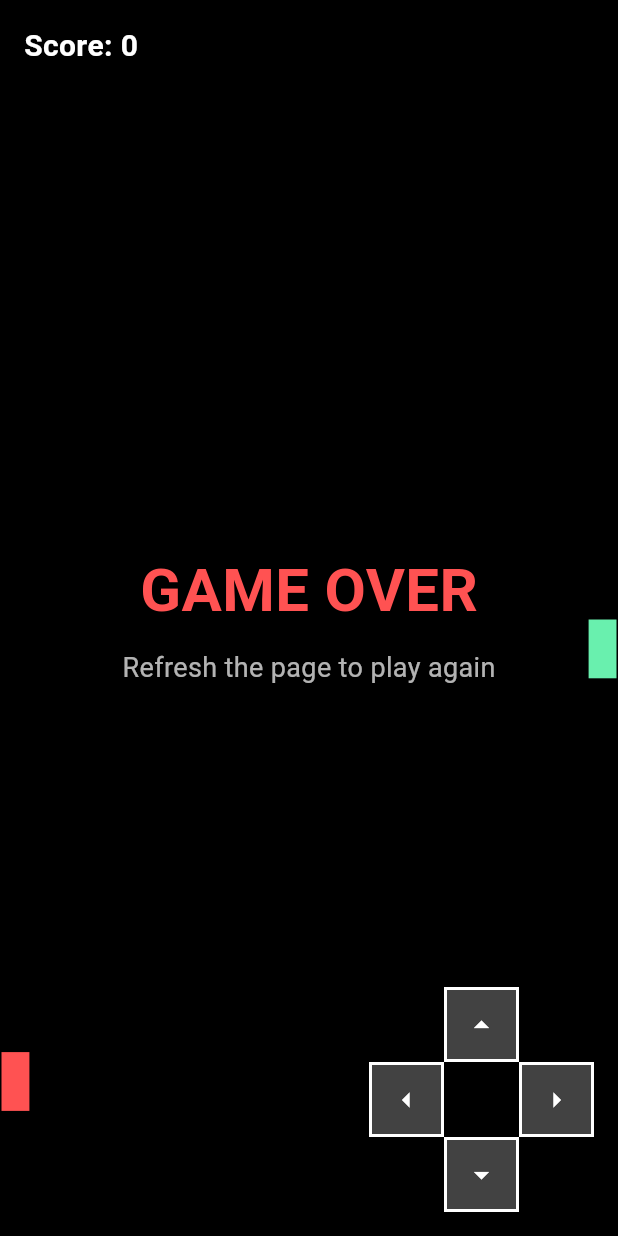
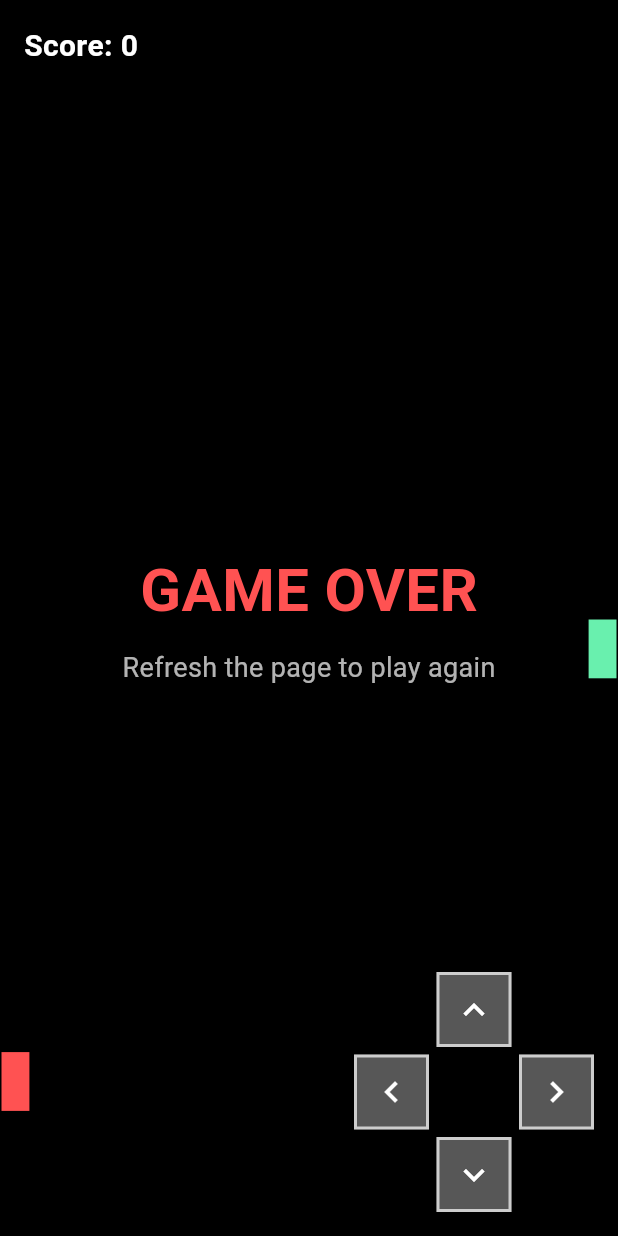
Before and after one commit to IvanPetrovicCyberUnited/flutter_snake_game, a Flutter app: the screen it shows after launch, on a phone screen of 412 x 824 dp. Run offline on Flutter 3.47's test engine with Material 3 defaults, Android fonts, the phone set to English and light mode, and no system bars; our stand-ins replace audioplayers.

Commit message:
add d-pad

```diff
--- a/lib/dpad.dart
+++ b/lib/dpad.dart
@@ -1,5 +1,4 @@
 import 'package:flutter/material.dart';
-
 import 'direction.dart';
 
 class RetroDPad extends StatelessWidget {
@@ -12,10 +11,13 @@ class RetroDPad extends StatelessWidget {
       onTap: () => onDirection(dir),
       child: Container(
         decoration: BoxDecoration(
-          color: Colors.grey.shade800,
-          border: Border.all(color: Colors.white, width: 2),
+          color: Colors.grey.shade700.withOpacity(0.9),
+          shape: BoxShape.rectangle,
+          border: Border.all(color: Colors.white70, width: 2),
         ),
-        child: Icon(icon, color: Colors.white),
+        child: Center(
+          child: Icon(icon, color: Colors.white, size: 28),
+        ),
       ),
     );
   }
@@ -23,37 +25,37 @@ class RetroDPad extends StatelessWidget {
   @override
   Widget build(BuildContext context) {
     return SizedBox(
-      width: 150,
-      height: 150,
+      width: 160,
+      height: 160,
       child: Stack(
         children: [
           Positioned(
             top: 0,
-            left: 50,
-            right: 50,
+            left: 55,
+            right: 55,
             height: 50,
-            child: _buildButton(Icons.arrow_drop_up, Direction.up),
+            child: _buildButton(Icons.keyboard_arrow_up, Direction.up),
           ),
           Positioned(
             bottom: 0,
-            left: 50,
-            right: 50,
+            left: 55,
+            right: 55,
             height: 50,
-            child: _buildButton(Icons.arrow_drop_down, Direction.down),
+            child: _buildButton(Icons.keyboard_arrow_down, Direction.down),
           ),
           Positioned(
             left: 0,
-            top: 50,
-            bottom: 50,
+            top: 55,
+            bottom: 55,
             width: 50,
-            child: _buildButton(Icons.arrow_left, Direction.left),
+            child: _buildButton(Icons.keyboard_arrow_left, Direction.left),
           ),
           Positioned(
             right: 0,
-            top: 50,
-            bottom: 50,
+            top: 55,
+            bottom: 55,
             width: 50,
-            child: _buildButton(Icons.arrow_right, Direction.right),
+            child: _buildButton(Icons.keyboard_arrow_right, Direction.right),
           ),
         ],
       ),
--- a/lib/main.dart
+++ b/lib/main.dart
@@ -62,10 +62,12 @@ class _SnakeGamePageState extends State<SnakeGamePage>
   bool paused = false;
   bool _directionChangedThisTick = false;
   DateTime _lastFrog = DateTime.now();
+
+  // ✅ angepasst für Android + Web
   bool get _isMobile =>
-      !kIsWeb &&
-      (defaultTargetPlatform == TargetPlatform.android ||
-          defaultTargetPlatform == TargetPlatform.iOS);
+      kIsWeb ||
+      defaultTargetPlatform == TargetPlatform.android ||
+      defaultTargetPlatform == TargetPlatform.iOS;
 
   @override
   void initState() {
@@ -399,7 +401,6 @@ class _SnakePainter extends CustomPainter {
   bool shouldRepaint(covariant CustomPainter oldDelegate) => true;
 }
 
-
 class _BlinkingText extends StatefulWidget {
   final String text;
   final TextStyle textStyle;
```
Also changed, not shown: assets/images/frog.png (added), assets/images/mouse.png (added).
